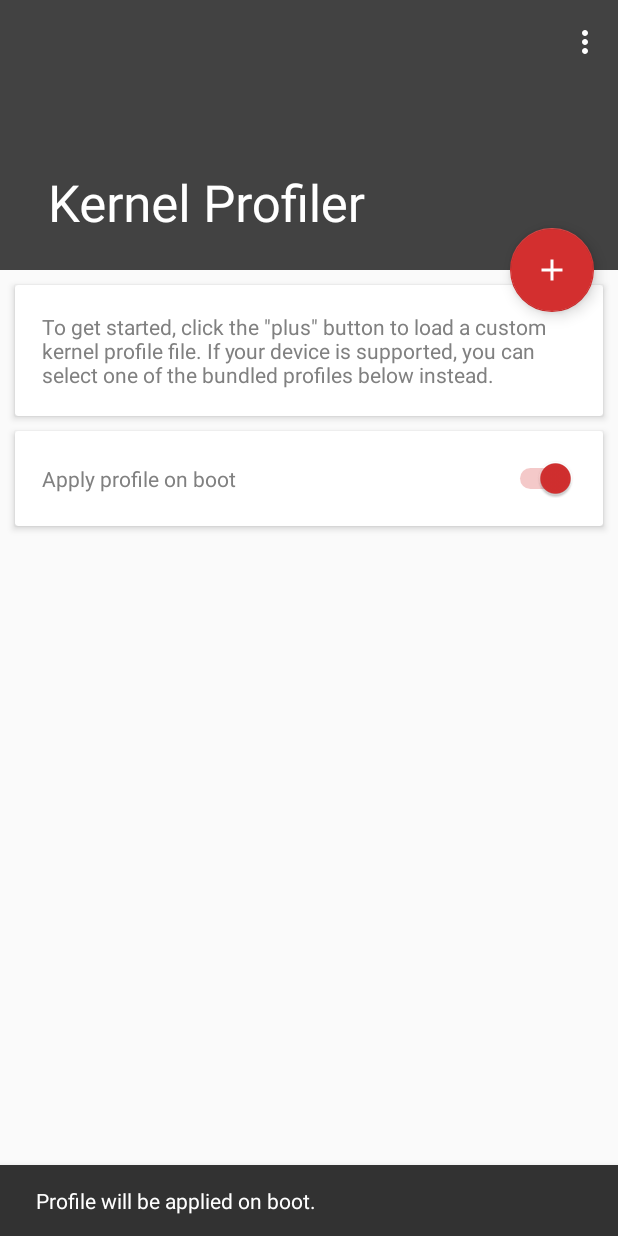
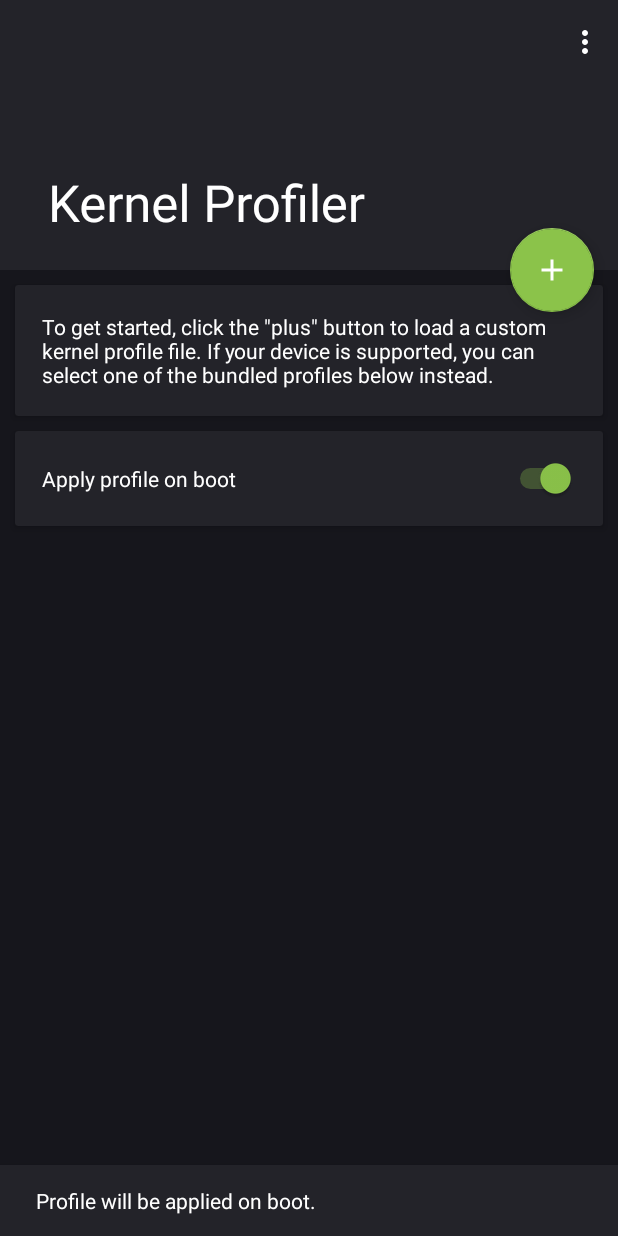
Before and after one commit to frap129/KernelProfiler, an Android app: the screen it shows after launch (MainActivity), after a tap on "Apply profile on boot", on a phone screen of 412 x 824 dp. Run offline under Robolectric (Android 15) with nearby library versions, the phone set to English and light mode, and no system bars; libraries missing offline, so code that uses them is left out: eu.chainfire.libsuperuser; 1 statement that could not run was skipped.

Commit message:
Redo theme courtesy of phantom146
Signed-off-by: Joe Maples <joe@frap129.org>

```diff
--- a/app/src/main/java/org/frap129/kernelprofiler/MainActivity.java
+++ b/app/src/main/java/org/frap129/kernelprofiler/MainActivity.java
@@ -56,6 +56,7 @@ public class MainActivity extends AppCompatActivity {
         final Switch applyOnBoot = (Switch) findViewById(R.id.boot);
         SharedPreferences boot = getApplication().getSharedPreferences("onBoot", Context.MODE_PRIVATE);
 
+        // Make sure apply on boot shows the correct state
         applyOnBoot.setChecked(boot.getBoolean("onBoot", false));
 
         FloatingActionButton fab = (FloatingActionButton) findViewById(R.id.fab);
@@ -87,11 +88,11 @@ public class MainActivity extends AppCompatActivity {
                 if (applyOnBoot.isChecked()) {
                     editor.putBoolean("onBoot", true);
                     editor.apply();
-                    Snackbar.make(findViewById(android.R.id.content), "Profile will be applied on boot.", Snackbar.LENGTH_SHORT).show();
+                    snack("Profile will be applied on boot.");
                 } else {
                     editor.putBoolean("onBoot", false);
                     editor.apply();
-                    Snackbar.make(findViewById(android.R.id.content), "Profile won't be applied on boot.", Snackbar.LENGTH_SHORT).show();
+                    snack("Profile won't be applied on boot.");
                 }
             }
         });
@@ -176,7 +177,7 @@ public class MainActivity extends AppCompatActivity {
                 paths.apply();
                 peditor.putString("profile", "custom");
                 peditor.apply();
-                Snackbar.make(findViewById(android.R.id.content), "Profile applied!", Snackbar.LENGTH_SHORT).show();
+                snack("Profile applied!");
                 pDialog.dismiss();
             }
         });
@@ -305,8 +306,7 @@ public class MainActivity extends AppCompatActivity {
                 if (selectedFilePath != null) {
                     profileDialog(selectedFilePath);
                 } else {
-                    Snackbar.make(findViewById(android.R.id.content), "Invalid file path.", Snackbar.LENGTH_LONG).show();
-
+                    snack("Invalid file path");
                 }
             }
         }
@@ -317,13 +317,13 @@ public class MainActivity extends AppCompatActivity {
         if (!Shell.SU.available()) {
             AlertDialog.Builder dialog = new AlertDialog.Builder(this, android.R.style.Theme_Material);
             dialog.setTitle("Root access not available");
-            dialog.setMessage("Please root your device and/or grant root access to Spectrum.");
+            dialog.setMessage("Please root your device and/or grant root access to Kernel Profiler.");
             dialog.setCancelable(false);
             AlertDialog root = dialog.create();
             root.show();
             return false;
         } else
-            Snackbar.make(findViewById(android.R.id.content), "Root access granted!", Snackbar.LENGTH_SHORT).show();
+            snack("Root access granted!");
             return true;
     }
 
@@ -348,4 +348,11 @@ public class MainActivity extends AppCompatActivity {
         });
         permDialog.show();
     }
+
+    // Method to create and theme a Snackbar
+    private void snack(String text) {
+        Snackbar snack = Snackbar.make(findViewById(android.R.id.content), text, Snackbar.LENGTH_LONG);
+        snack.getView().setBackgroundColor(getResources().getColor(R.color.colorPrimary, this.getTheme()));
+        snack.show();
+    }
 }
--- a/app/src/main/res/layout/content_main.xml
+++ b/app/src/main/res/layout/content_main.xml
@@ -29,7 +29,7 @@
                 android:layout_width="wrap_content"
                 android:layout_height="wrap_content"
                 android:text="@string/info_text"
-                android:textColor="@android:color/tertiary_text_light"/>
+                android:textColor="@android:color/white"/>
         </android.support.v7.widget.CardView>
 
         <android.support.v7.widget.CardView
@@ -49,7 +49,7 @@
                 android:layout_height="0dp"
                 android:layout_gravity="center"
                 android:text="@string/bootText"
-                android:textColor="@android:color/tertiary_text_light"/>
+                android:textColor="@android:color/white"/>
         </android.support.v7.widget.CardView>
 
     </LinearLayout>
--- a/app/src/main/res/values/colors.xml
+++ b/app/src/main/res/values/colors.xml
@@ -1,7 +1,7 @@
 <?xml version="1.0" encoding="utf-8"?>
 <resources>
-    <color name="colorPrimary">#424242</color>
-    <color name="colorPrimaryDark">#313131</color>
-    <color name="colorAccent">#D32F2F</color>
-    <color name="splash_background">#fff</color>
+    <color name="colorPrimary">#232329</color>
+    <color name="colorPrimaryDark">#16161C</color>
+    <color name="colorAccent">#8bc34a</color>
+    <color name="splash_background">@color/colorPrimaryDark</color>
 </resources>
--- a/app/src/main/res/values/styles.xml
+++ b/app/src/main/res/values/styles.xml
@@ -1,11 +1,14 @@
 <resources>
 
     <!-- Base application theme. -->
-    <style name="AppTheme" parent="Theme.AppCompat.Light.DarkActionBar">
+    <style name="AppTheme" parent="Theme.AppCompat">
         <!-- Customize your theme here. -->
         <item name="colorPrimary">@color/colorPrimary</item>
         <item name="colorPrimaryDark">@color/colorPrimaryDark</item>
         <item name="colorAccent">@color/colorAccent</item>
+        <item name="android:colorBackgroundFloating">@color/colorPrimary</item>
+        <item name="android:colorBackground">@color/colorPrimaryDark</item>
+        <item name="android:statusBarColor">@color/colorPrimary</item>
     </style>
 
     <style name="AppTheme.NoActionBar">
```
